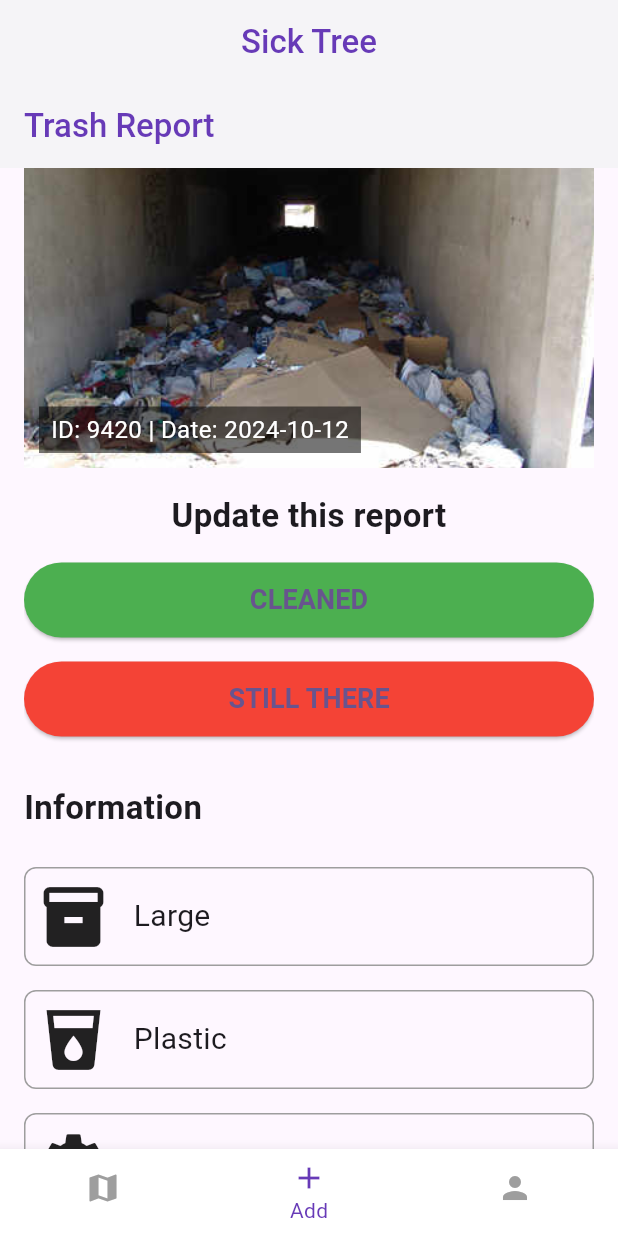
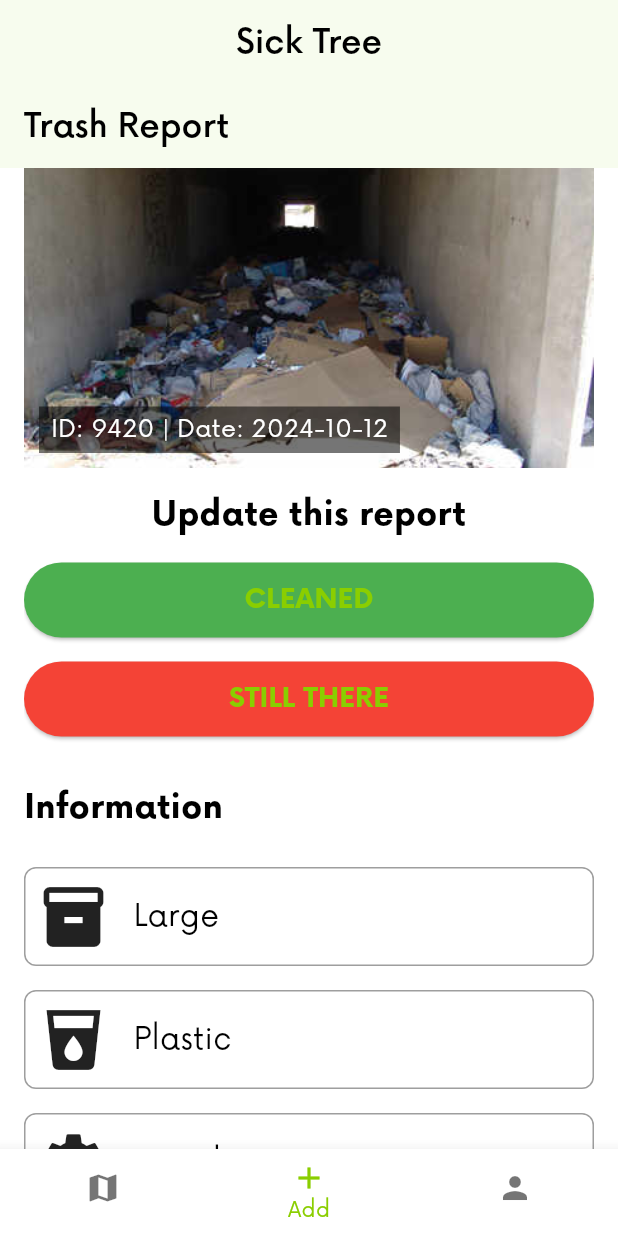
Before and after one commit to Krmsh1n5/trashHunt, a Flutter app: the screen it shows after launch, item 2 of the bottom bar chosen, on a phone screen of 412 x 824 dp. Run offline on Flutter 3.47's test engine with Material 3 defaults, Android fonts, the phone set to English and light mode, and no system bars; our stand-ins replace flutter_map, image_picker, latlong2.

Commit message:
Added font and color to the app

```diff
--- a/lib/main.dart
+++ b/lib/main.dart
@@ -16,8 +16,31 @@ class MyApp extends StatelessWidget {
     return MaterialApp(
       title: 'Sick Tree',
       theme: ThemeData(
-        colorScheme: ColorScheme.fromSeed(seedColor: Colors.deepPurple),
-        fontFamily: 'Now', // Set the default font
+        colorScheme: const ColorScheme(
+          brightness: Brightness.light, // Set brightness
+          primary: const Color(0xFF8ACE00), // Primary color
+          onPrimary: Colors.black, // Text color on primary
+          primaryContainer: const Color(0xFF6FA300), // Primary container color
+          onPrimaryContainer: Colors.white, // Text color on primary container
+          secondary: const Color(0xFFBFFF50), // Secondary color
+          onSecondary: Colors.black, // Text color on secondary
+          secondaryContainer: const Color(0xFFD3FF88), // Secondary container color
+          onSecondaryContainer: Colors.black, // Text color on secondary container
+          error: Colors.red, // Error color
+          onError: Colors.white, // Text color on error
+          surface: Colors.white, // Surface color
+          onSurface: Colors.black, // Text color on surface
+          background: const Color(0xFFF5F5F5), // Background color
+          onBackground: Colors.black, // Text color on background
+          // Optional fields:
+          // tertiary: const Color(0xFFsomeColor),
+          // onTertiary: Colors.black,
+          // errorContainer: Colors.redAccent,
+          // onErrorContainer: Colors.white,
+          // outline: Colors.grey,
+          // shadow: Colors.black.withOpacity(0.5),
+          // etc...
+        ),        fontFamily: 'Now', // Set the default font
         textTheme: const TextTheme(
           displayLarge: TextStyle(
               fontFamily: 'Now', fontSize: 57, fontWeight: FontWeight.bold),
@@ -100,8 +123,6 @@ class _HomePageState extends State<HomePage> {
     return Scaffold(
       appBar: AppBar(
         title: const Text('Sick Tree'),
-        backgroundColor: Colors.white,
-        foregroundColor: Colors.deepPurple,
         elevation: 2,
         centerTitle: true,
 
@@ -125,9 +146,6 @@ class _HomePageState extends State<HomePage> {
           ),
         ],
         currentIndex: _selectedIndex,
-        selectedItemColor: Colors.deepPurple,
-        unselectedItemColor: Colors.grey,
-        backgroundColor: Colors.white,
         elevation: 8,
         onTap: _onItemTapped,
         type: BottomNavigationBarType.fixed, // Ensures the bar stays compact
--- a/lib/view.dart
+++ b/lib/view.dart
@@ -19,8 +19,6 @@ class TrashReportPage extends StatelessWidget {
     return Scaffold(
       appBar: AppBar(
         title: const Text('Trash Report'),
-        backgroundColor: Colors.white,
-        foregroundColor: Colors.deepPurple,
         elevation: 2,
 
       ),        body: Padding(
```
Also changed, not shown: pubspec.yaml (+13 -27 lines).
